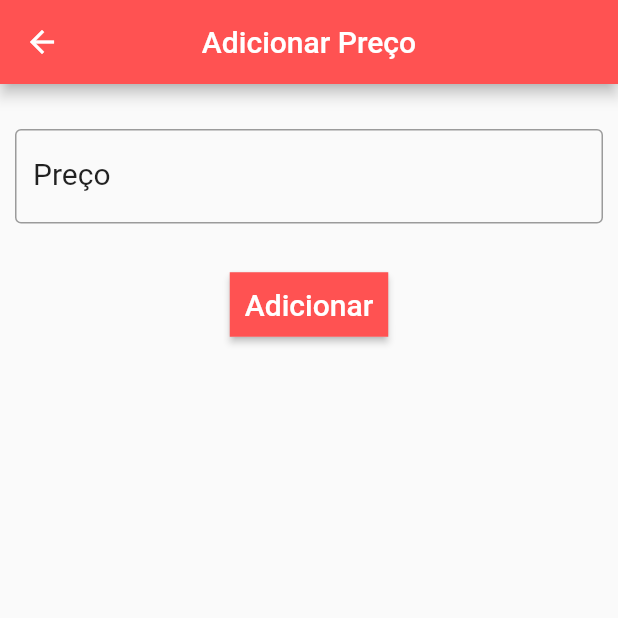
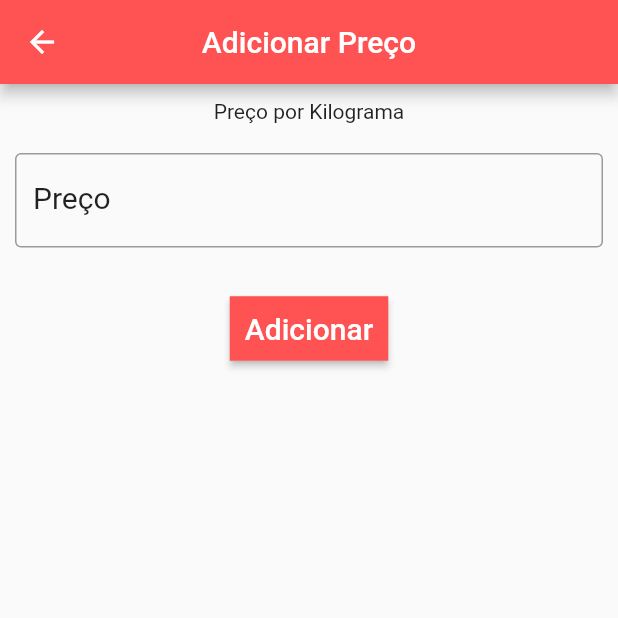
Before and after one commit to jonashenrique90/CotacaoMPJuazeiro, a Flutter app: the FruitPage screen opened directly with empty values, after a tap on the "add" icon, on a phone screen of 412 x 824 dp, the top half of it. Run offline on Flutter 3.47's test engine with Material 2 defaults, Android fonts, the phone set to English and light mode, and no system bars; our stand-ins replace cloud_firestore; accounts and stored records are empty.

Commit message:
Fix fruit Page

```diff
--- a/lib/ui/add_preco.dart
+++ b/lib/ui/add_preco.dart
@@ -1,11 +1,39 @@
+import 'package:cloud_firestore/cloud_firestore.dart';
 import 'package:flutter/material.dart';
+import 'dart:async';
+
+
 
 class AddPreco extends StatefulWidget {
+
+  final String id;
+
+  AddPreco(this.id);
+
   @override
   _AddPrecoState createState() => _AddPrecoState();
 }
 
 class _AddPrecoState extends State<AddPreco> {
+
+
+  TextEditingController priceController = TextEditingController();
+
+  Future _addPrice() async {
+
+    var now = new DateTime.now();
+
+    var a = widget.id;
+    // QuerySnapshot qn = await firestore.collection("frutas").getDocuments();
+    //QuerySnapshot qn = await firestore.collection("frutas").getDocuments();
+    setState(() {
+      Firestore.instance.collection("frutas").document(a).collection("price").document().setData({"date": now, "price": double.parse(priceController.text)});
+      priceController.text = "";
+    });
+
+    // var a = await firestore.collection('price').where((qn.documents) => price['fruit_id'] == 1);
+    //return qn.documents;
+  }
 
 
   @override
@@ -22,9 +50,11 @@ class _AddPrecoState extends State<AddPreco> {
           crossAxisAlignment: CrossAxisAlignment.center,
           mainAxisAlignment: MainAxisAlignment.start,
         children: <Widget>[
+          Text("Preço por Kilograma"),
           Padding(
             padding: EdgeInsets.only(top: 20.0),
             child: TextField(
+              controller: priceController,
             decoration: InputDecoration(
               border: OutlineInputBorder(),
               labelText: 'Preço',
@@ -38,9 +68,10 @@ class _AddPrecoState extends State<AddPreco> {
             keyboardType: TextInputType.number,
           ),
           ),
+          // Text(id),
         const SizedBox(height: 30),
         RaisedButton(
-          onPressed: () {},
+          onPressed: _addPrice,
           textColor: Colors.white,
           padding: const EdgeInsets.all(0.0),
           child: Container(
--- a/lib/ui/fruit_page.dart
+++ b/lib/ui/fruit_page.dart
@@ -4,18 +4,18 @@ import 'package:todo/ui/add_preco.dart';
 
 
 class FruitPage extends StatelessWidget {
+  final String id;
 
-  final Map _fruitData;
   final String nameFruit;
-  final String image_fruit;
+  final String imageFruit;
   final int unidade;
   final String type;
-  FruitPage(this._fruitData, this.nameFruit, this.image_fruit, this.unidade, this.type);
+  FruitPage(this.id, this.nameFruit, this.imageFruit, this.unidade, this.type);
 
   @override
   Widget build(BuildContext context) {
 
-    double c_width = MediaQuery.of(context).size.width*0.4;
+    double cWidth = MediaQuery.of(context).size.width*0.4;
     bool c = true;
     return Scaffold(
       appBar: AppBar(
@@ -45,16 +45,25 @@ class FruitPage extends StatelessWidget {
               Padding(
                 padding: EdgeInsets.only(left: 30.0),
                 child:  Container(
-                  width: c_width,
+                  width: cWidth,
                   child: Column(
                 children: <Widget>[
                   Text(nameFruit,
                   style: TextStyle(fontSize: 26.0, fontWeight: FontWeight.bold,),
                   textAlign: TextAlign.center,
                   ),
-                  Text("R\$ 200.00",
+                  Row(
+                    mainAxisAlignment: MainAxisAlignment.spaceAround,
+                    children: <Widget>[
+                      Text("R\$",
                   style: TextStyle(fontSize: 26.0, fontWeight: FontWeight.bold, fontStyle: FontStyle.italic),
                   textAlign: TextAlign.center,
+                  ),
+                  Text("200.00",
+                  style: TextStyle(fontSize: 26.0, fontWeight: FontWeight.bold, fontStyle: FontStyle.italic),
+                  textAlign: TextAlign.center,
+                  ),
+                    ],
                   ),
                 ],
               ),
@@ -112,7 +121,7 @@ class FruitPage extends StatelessWidget {
               child: Center(
                 child: Column(
                   children: <Widget>[
-                    Text("Sales for the  5 years", style: TextStyle(fontSize: 24.0,), ),
+                    Text("Variação do Preço", style: TextStyle(fontSize: 24.0,), ),
                   ],
                 ),
               ),
@@ -125,7 +134,7 @@ class FruitPage extends StatelessWidget {
       floatingActionButton: FloatingActionButton(
         onPressed: (){
           Navigator.push(context,
-              MaterialPageRoute(builder: (context) => AddPreco()),
+              MaterialPageRoute(builder: (context) => AddPreco(id)),
               );
         },
         backgroundColor: Colors.redAccent,
```
Also changed, not shown: lib/main.dart (+20 -26 lines).
